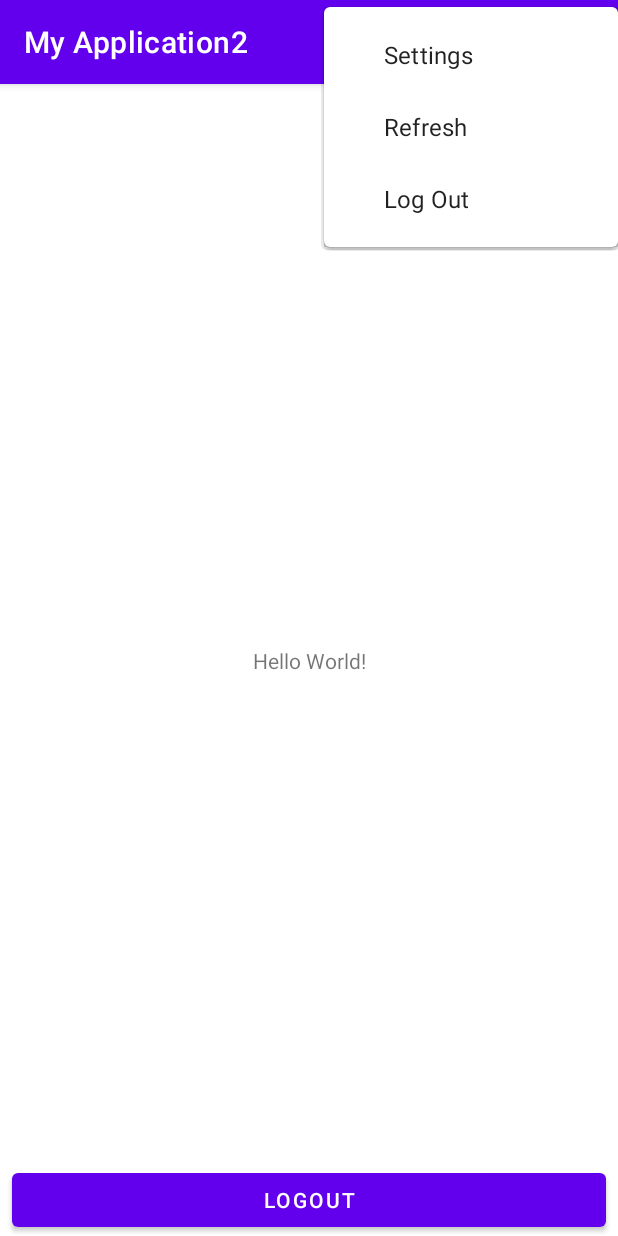
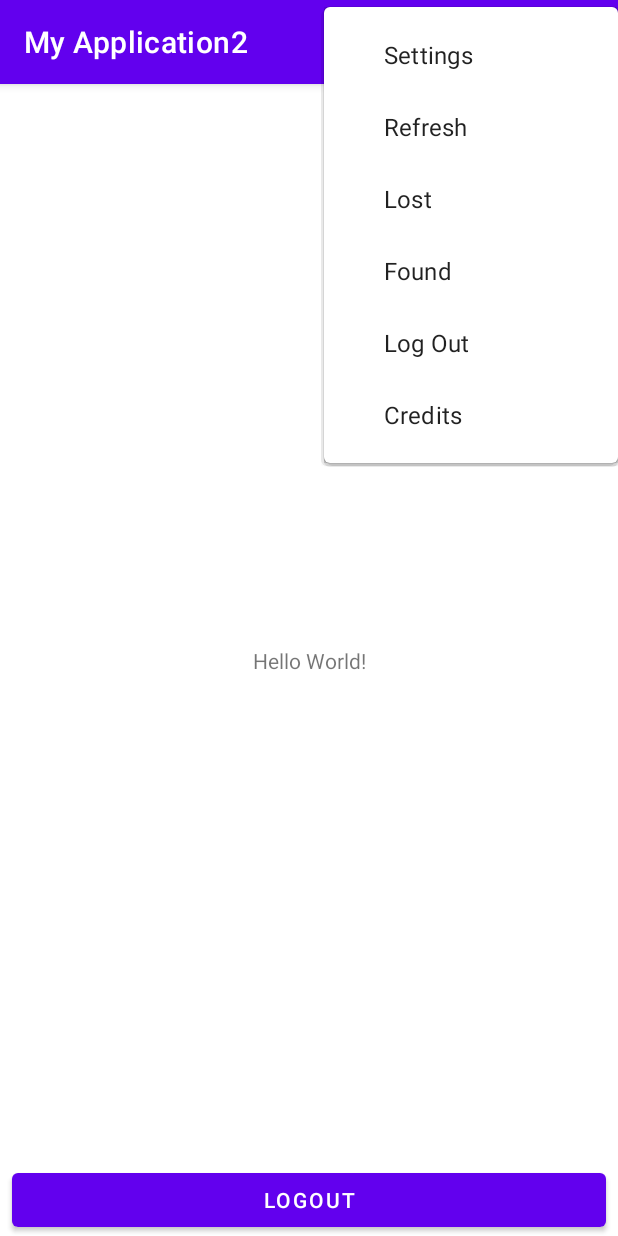
Before and after one commit to ckadltmf/lost-foundd-, an Android app: the screen it shows after launch once a user with an empty profile is signed in (MainActivity), after a tap on "Main Menu", on a phone screen of 412 x 824 dp. Run offline under Robolectric (Android 15) with nearby library versions, the phone set to English and light mode, and no system bars; our stand-ins replace Firebase (no records; nobody signed in at launch, a user with empty details on screens opened directly); Roboto replaces fonts that are not available here.

```diff
--- a/app/src/main/res/menu/my_menu.xml
+++ b/app/src/main/res/menu/my_menu.xml
@@ -24,9 +24,27 @@
                 android:id="@+id/refresh"
                 app:showAsAction="never"/>
             <item
+                android:title="Lost"
+                android:icon="@drawable/ic_baseline_settings_24"
+                android:id="@+id/Lost"
+                app:showAsAction="never"/>
+
+            <item
+                android:title="Found"
+                android:icon="@drawable/ic_baseline_settings_24"
+                android:id="@+id/Found"
+                app:showAsAction="never"/>
+
+            <item
                 android:title="Log Out"
                 android:icon="@drawable/ic_baseline_settings_24"
                 android:id="@+id/logOut"
+                app:showAsAction="never"/>
+
+            <item
+                android:title="Credits"
+                android:icon="@drawable/ic_baseline_settings_24"
+                android:id="@+id/Credits"
                 app:showAsAction="never"/>
 
         </menu>
```
Also changed, not shown: app/src/main/java/com/example/myapplication2/MainActivity.java (+8 -1 lines).
